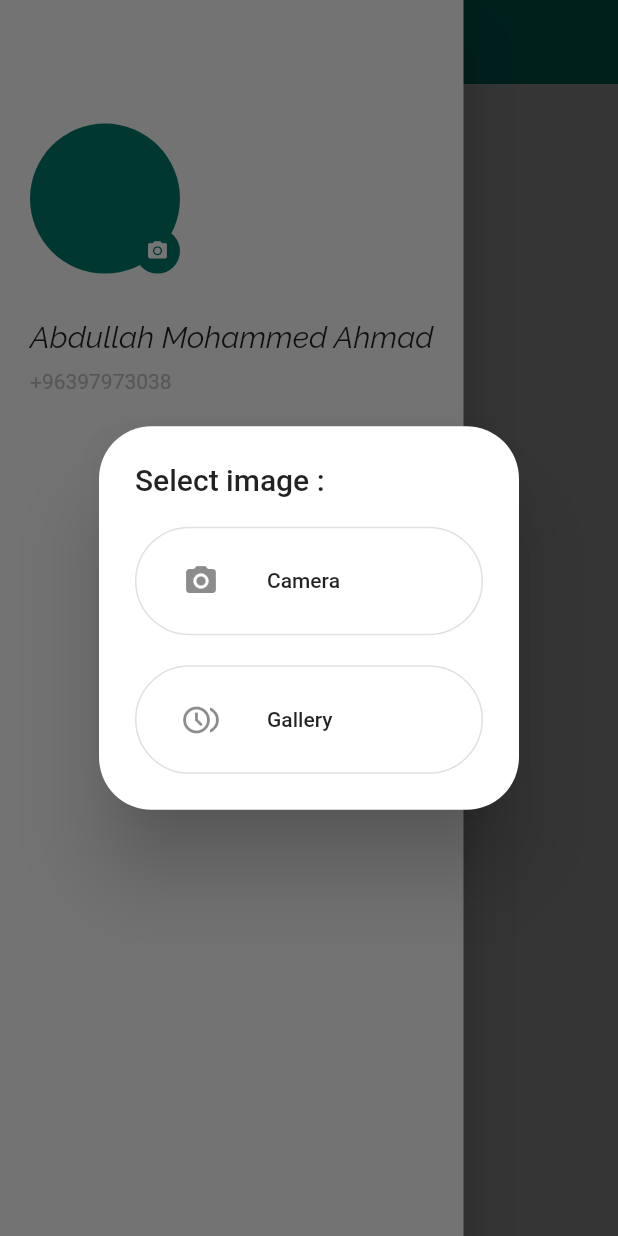
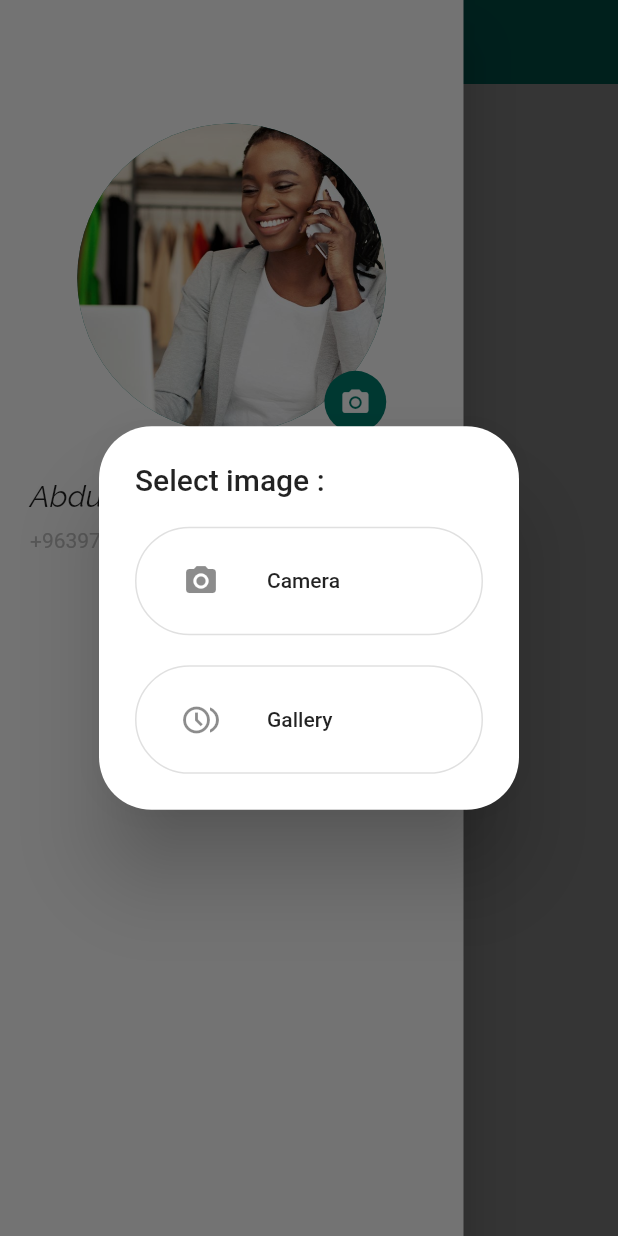
Before and after one commit to WaseemAlqahwaji/lingua_land_app, a Flutter app: the screen it shows after launch, in the side drawer, after a tap on the "camera alt" icon, on a phone screen of 412 x 824 dp. Run offline on Flutter 3.47's test engine with Material 2 defaults, Android fonts, the phone set to English and light mode, and no system bars; our stand-ins replace bloc, equatable, flutter_bloc, image_picker; missing offline and left inert: dart:ffi.

Commit message:
Lingua Land App

```diff
--- a/lib/feature/bloc/alert_dialog_cubit/alert_dialog_state.dart
+++ b/lib/feature/bloc/alert_dialog_cubit/alert_dialog_state.dart
@@ -2,3 +2,7 @@
 abstract class AlertDialogState {}
 
 class AlertDialogInitial extends AlertDialogState {}
+
+class AlertDialogChangeProfileImage extends AlertDialogState {}
+
+class AlertDialogChangeProfileImageNoImageChosen extends AlertDialogState {}
--- a/lib/feature/ui/screens/home_layout/home_layout.dart
+++ b/lib/feature/ui/screens/home_layout/home_layout.dart
@@ -1,4 +1,5 @@
 import 'package:flutter/material.dart';
+import 'package:image_picker/image_picker.dart';
 import 'package:lingua_land/feature/ui/widgets/drawer.dart';
 
 class HomeLayout extends StatelessWidget {
@@ -11,6 +12,7 @@ class HomeLayout extends StatelessWidget {
       appBar: AppBar(
         title: const Text("Lingua Land"),
       ),
+
     );
   }
 }
--- a/lib/feature/ui/widgets/alert_dialog.dart
+++ b/lib/feature/ui/widgets/alert_dialog.dart
@@ -1,6 +1,8 @@
 import 'package:flutter/material.dart';
+import 'package:flutter_bloc/flutter_bloc.dart';
 import 'package:image_picker/image_picker.dart';
 import 'package:lingua_land/feature/bloc/alert_dialog_cubit/alert_dialog_cubit.dart';
+import 'package:lingua_land/feature/bloc/alert_dialog_cubit/alert_dialog_state.dart';
 import 'package:lingua_land/feature/ui/components/components.dart';
 import 'package:lingua_land/util/responsive/responsive.dart';
 
@@ -9,6 +11,9 @@ class MyAlertDialog extends StatelessWidget {
 
   @override
   Widget build(BuildContext context) {
+    return BlocConsumer<AlertDialogCubit, AlertDialogState>(
+      listener: (context, state) {},
+      builder: (context, state) {
         AlertDialogCubit obj = AlertDialogCubit.get(context);
         return AlertDialog(
           shape: const RoundedRectangleBorder(
@@ -23,7 +28,7 @@ class MyAlertDialog extends StatelessWidget {
               children: [
                 Expanded(
                   child: Components.getImageCameraGalleryButton(
-                onPressed: ()async {
+                    onPressed: () async {
                       await obj.getImage(ImageSource.camera);
                     },
                     listTileIcon: Icons.camera_alt,
@@ -46,5 +51,7 @@ class MyAlertDialog extends StatelessWidget {
             ),
           ),
         );
+      },
+    );
   }
 }
--- a/lib/feature/ui/widgets/drawer.dart
+++ b/lib/feature/ui/widgets/drawer.dart
@@ -1,5 +1,7 @@
 import 'package:flutter/material.dart';
 import 'package:lingua_land/feature/ui/widgets/alert_dialog.dart';
+import 'package:lingua_land/feature/ui/widgets/image_picker.dart';
+import 'package:lingua_land/feature/ui/widgets/open_image.dart';
 import 'package:lingua_land/util/responsive/responsive.dart';
 
 class MyDrawer extends StatelessWidget {
@@ -14,16 +16,40 @@ class MyDrawer extends StatelessWidget {
           vertical: Responsive.getHeight(context) * 0.1,
         ),
         child: Padding(
-          padding: const EdgeInsets.symmetric(horizontal: 20.0),
+          padding: const EdgeInsets.symmetric(
+            horizontal: 20.0,
+          ),
           child: Column(
             crossAxisAlignment: CrossAxisAlignment.start,
             children: [
-              Stack(
+              Container(
+                alignment: Alignment.center,
+                child: Stack(
                   alignment: Alignment.bottomRight,
                   children: [
-                  const CircleAvatar(
-                    backgroundImage: AssetImage("assets/images/my_image.jpg"),
-                    radius: 50.0,
+                    GestureDetector(
+                      onTap: () => Navigator.push(
+                          context,
+                          PageRouteBuilder(
+                              pageBuilder: (
+                                context,
+                                animation,
+                                secondaryAnimation,
+                              ) =>
+                                  const OpenedImage(),
+                              transitionDuration: const Duration(
+                                milliseconds: 500,
+                              ))),
+                      child: Hero(
+                        tag: "imageTag",
+                        child: CircleAvatar(
+                          radius: Responsive.getWidth(context) * 0.25,
+                          backgroundImage: MyImagePicker.image == null
+                              ? const AssetImage(
+                                  "assets/images/profile_image.jpg")
+                              : Image.file(MyImagePicker.image!).image,
+                        ),
+                      ),
                     ),
                     InkWell(
                       onTap: () {
@@ -32,15 +58,16 @@ class MyDrawer extends StatelessWidget {
                           builder: ((context) => const MyAlertDialog()),
                         );
                       },
-                    child: const CircleAvatar(
-                      radius: 15.0,
+                      child: CircleAvatar(
+                        radius: Responsive.getWidth(context) * 0.05,
                         child: Icon(
                           Icons.camera_alt,
-                        size: 15.0,
+                          size: Responsive.getWidth(context) * 0.05,
                         ),
                       ),
                     ),
                   ],
+                ),
               ),
               const SizedBox(
                 height: 30.0,
@@ -59,6 +86,7 @@ class MyDrawer extends StatelessWidget {
                   padding: const EdgeInsets.symmetric(vertical: 10.0),
                   child: Text(
                     "+96397973038",
+                    textAlign: TextAlign.start,
                     style: TextStyle(
                       color: Colors.grey[400],
                     ),
--- a/lib/feature/ui/widgets/image_picker.dart
+++ b/lib/feature/ui/widgets/image_picker.dart
@@ -5,13 +5,14 @@ import 'package:image_picker/image_picker.dart';
 class MyImagePicker {
   static File? image;
   static ImagePicker imagePickerObj = ImagePicker();
-  static Future getImage(ImageSource imageSource) async {
+  static Future changeImage(ImageSource imageSource) async {
     final pikedImage = await imagePickerObj.pickImage(source: imageSource);
     if (pikedImage != null)
     {
       image = File(pikedImage.path);
     }else
       {
+        print(pikedImage);
         print("null value");
       }
   }
```
Also changed, not shown: lib/feature/bloc/alert_dialog_cubit/alert_dialog_cubit.dart (+4 -3 lines), lib/feature/ui/widgets/open_image.dart (added, +20 -0 lines), assets/images/profile_image.jpg (added). Lines whose indentation alone changed are shown as unchanged.
